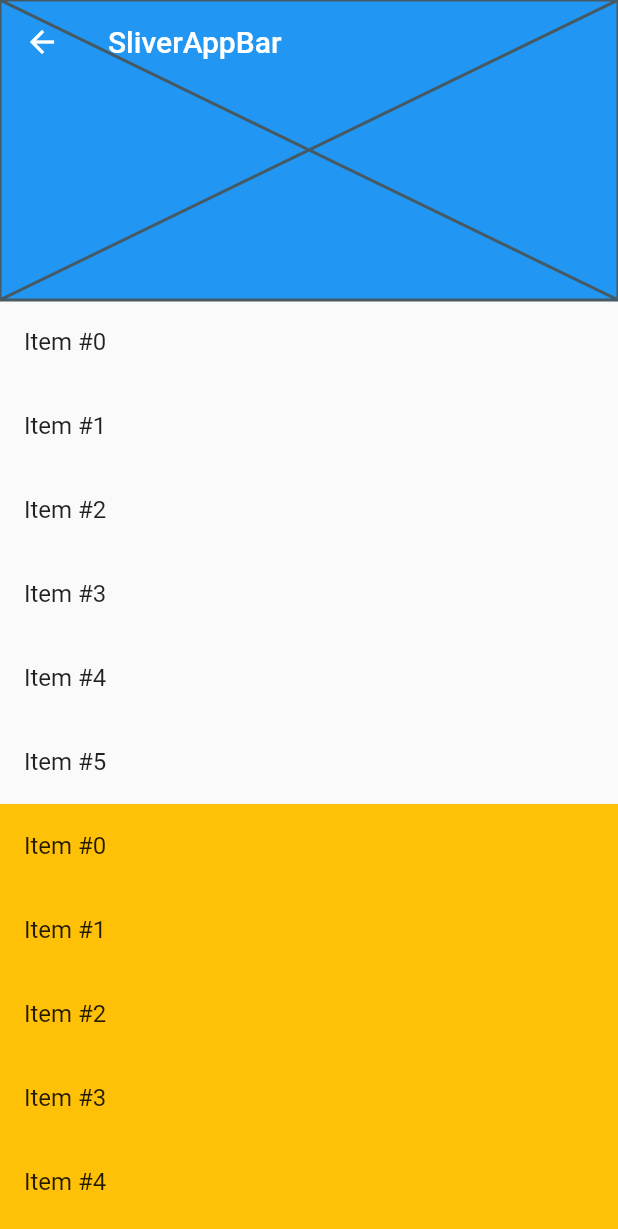
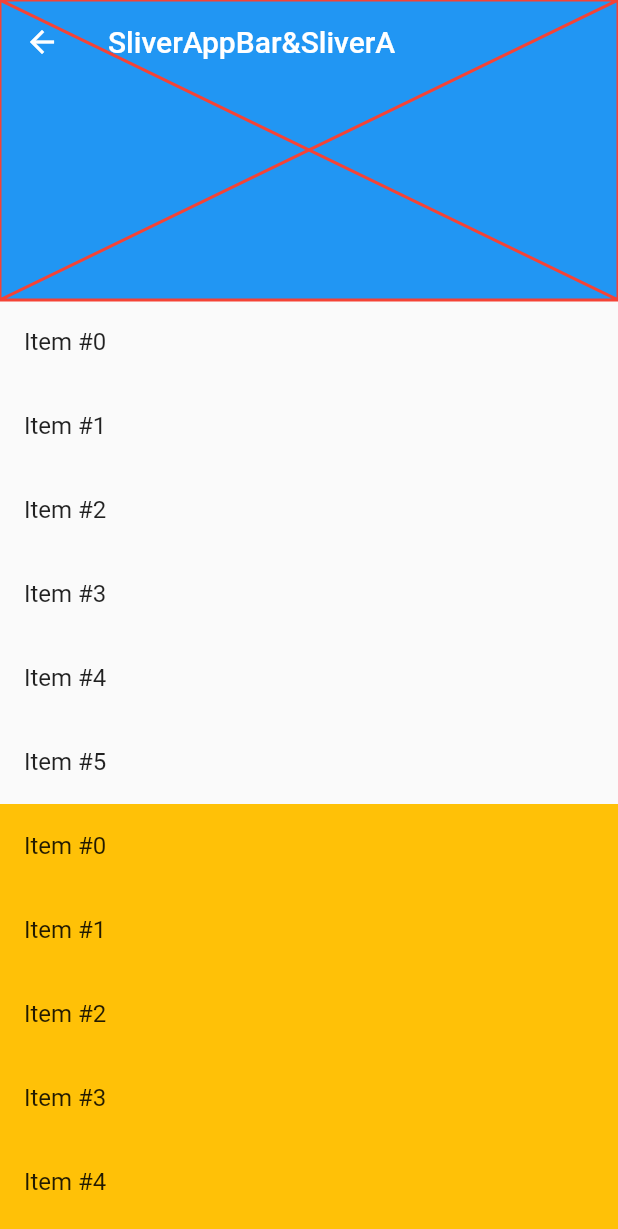
Before and after one commit to xuin-net/Flutter_All_Widgets, a Flutter app: the SliverListScreen screen opened directly, on a phone screen of 412 x 824 dp. Shown: the top 1229 px of the screen. Run offline on Flutter 3.47's test engine with Material 2 defaults, Android fonts, the phone set to English and light mode, and no system bars; our stand-ins replace transparent_image; network calls fail.

Commit message:
[Widgets] Finish FadeInImage learn

```diff
--- a/lib/data/metaData.dart
+++ b/lib/data/metaData.dart
@@ -7,6 +7,7 @@ import '../widgets/Opacity.dart';
 import '../widgets/PageView.dart';
 import '../widgets/Table.dart';
 import '../widgets/SliverList.dart';
+import '../widgets/FadeInImage.dart';
 
 List<LearnWidget> widgets = [
   LearnWidget('SafeArea', SafeAreaScreen()),
@@ -16,4 +17,5 @@ List<LearnWidget> widgets = [
   LearnWidget('PageView', PageViewScreen()),
   LearnWidget('Table', TableScreen()),
   LearnWidget('SliverList', SliverListScreen()),
+  LearnWidget('FadeInImage', FadeInImageScreen()),
 ];
--- a/lib/widgets/SliverList.dart
+++ b/lib/widgets/SliverList.dart
@@ -8,9 +8,11 @@ class SliverListScreen extends CommonWidget {
       body: CustomScrollView(
         slivers: <Widget>[
           SliverAppBar(
-            title: Text('SliverAppBar'),
+            title: Text('SliverAppBar&SliverA'),
             floating: true,
-            flexibleSpace: Placeholder(),
+            flexibleSpace: Placeholder(
+              color: Colors.red,
+            ),
             expandedHeight: 200,
           ),
           SliverList(
--- a/pubspec.yaml
+++ b/pubspec.yaml
@@ -28,6 +28,7 @@ dependencies:
   # The following adds the Cupertino Icons font to your application.
   # Use with the CupertinoIcons class for iOS style icons.
   cupertino_icons: ^1.0.2
+  transparent_image: ^2.0.0
 
 dev_dependencies:
   flutter_test:
```
Also changed, not shown: lib/widgets/FadeInImage.dart (added, +24 -0 lines).
